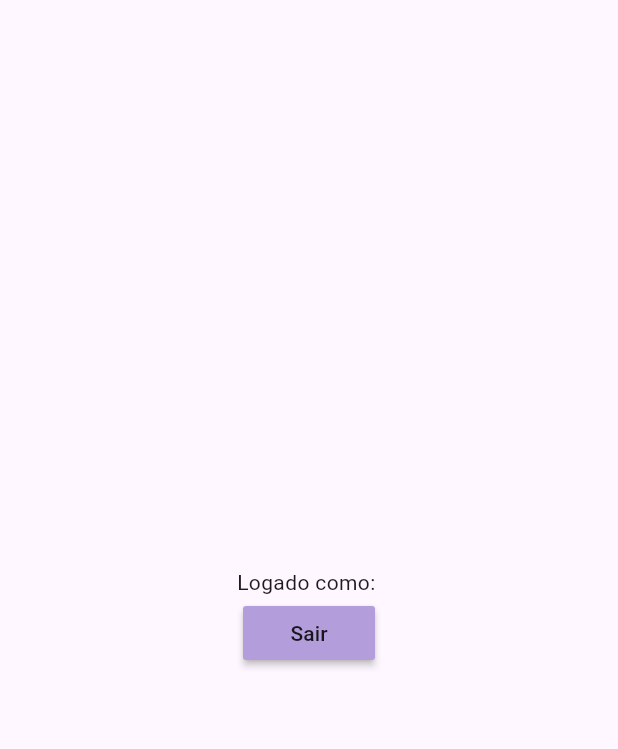
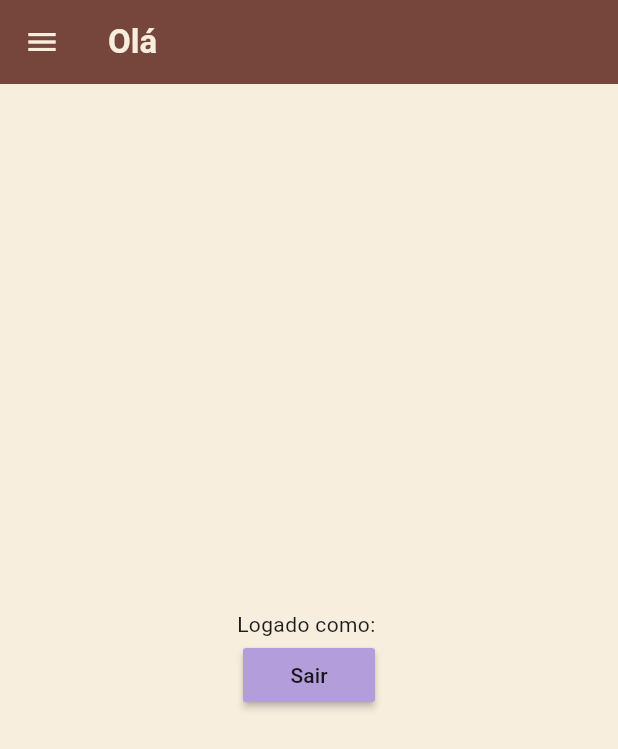
Before and after one commit to Alfredo-Paes/my_plant_flutter, a Flutter app: the screen it shows once a user with an empty profile is signed in, after a tap on "Sair", on a phone screen of 412 x 824 dp. Shown: the top 749 px of the screen. Run offline on Flutter 3.47's test engine with Material 3 defaults, Android fonts, the phone set to English and light mode, and no system bars; our stand-ins replace cloud_firestore, firebase_auth, firebase_core; accounts and stored records are empty; network calls fail.

Commit message:
SideBar implemented and register plant too

```diff
--- a/lib/auth/auth_page_my_plant.dart
+++ b/lib/auth/auth_page_my_plant.dart
@@ -1,6 +1,6 @@
 import 'package:flutter/material.dart';
 import 'package:my_plant_flutter/pages/login_page_my_plant.dart';
-import 'package:my_plant_flutter/pages/register_page_my_plant.dart';
+import 'package:my_plant_flutter/pages/register_user_page_my_plant.dart';
 
 class AuthPageMyPlant extends StatefulWidget {
   const AuthPageMyPlant({super.key});
@@ -24,7 +24,7 @@ class _AuthPageMyPlantState extends State<AuthPageMyPlant> {
     if (showLoginPage) {
       return LoginPageMyPlant(showRegisterPage: toggleScreens);
     } else {
-      return RegisterPageMyPlant(showLoginPage: toggleScreens);
+      return RegisterUserPageMyPlant(showLoginPage: toggleScreens);
     }
   }
 }
--- /dev/null
+++ b/lib/components/side_bar_my_plant.dart
@@ -0,0 +1,67 @@
+// ignore_for_file: unnecessary_const
+
+import 'package:firebase_auth/firebase_auth.dart';
+import 'package:flutter/material.dart';
+import 'package:my_plant_flutter/components/side_bar_options_my_plant.dart';
+import 'package:my_plant_flutter/pages/login_page_my_plant.dart';
+import 'package:my_plant_flutter/pages/register_plant_page_my_plant.dart';
+
+class SideBarMyPlant extends StatelessWidget {
+  final VoidCallback onSignOut; // Tipo de função que aceita callbacks sem parâmetros
+
+  const SideBarMyPlant({Key? key, required this.onSignOut}) : super(key: key);
+
+  @override
+  Widget build(BuildContext context) {
+    return Drawer(
+      backgroundColor: const Color(0xFF1E6F5C),
+      child: Column(
+        children: [
+          const DrawerHeader(
+            child: Center(
+              child: SizedBox(
+                width: 110,
+                height: 110,
+                child: Image(
+                  image: AssetImage('images/my_plant_logo02.png'),
+                ),
+              ),
+            ),
+          ),
+          SideBarOptionsMyPlant(
+            text: 'Cadastrar Planta',
+            icon: Icons.app_registration,
+            onTap: () {
+              _navigateToRegisterPlantPage(context);
+            },
+          ),
+          SideBarOptionsMyPlant(
+            text: 'Minhas Plantas',
+            icon: Icons.grass_outlined,
+            onTap: () {
+              print('Minhas Plantas');
+            },
+          ),
+          SideBarOptionsMyPlant(
+            text: 'Sair',
+            icon: Icons.logout,
+            onTap: onSignOut, // Chama a função de logout fornecida como propriedade
+          ),
+        ]
+      ),
+    );
+  }
+
+  void toggleScreens() {
+    const loginPage = true;
+  }
+
+  void _navigateToRegisterPlantPage(BuildContext context) {
+    Navigator.of(context).push(MaterialPageRoute(builder: (context) => RegisterPlantPageMyPlant()));
+  }
+
+  /*void _navigateToLoginPage(BuildContext context) {
+    FirebaseAuth.instance.signOut();
+    Navigator.of(context).pushAndRemoveUntil(MaterialPageRoute(builder: (context) => LoginPageMyPlant(showRegisterPage: () { toggleScreens; },)),(route) => false);
+  }*/
+}
--- /dev/null
+++ b/lib/components/side_bar_options_my_plant.dart
@@ -0,0 +1,30 @@
+import 'package:flutter/material.dart';
+
+class SideBarOptionsMyPlant extends StatelessWidget {
+  final String text;
+  final IconData icon;
+  final void Function()? onTap;
+
+  const SideBarOptionsMyPlant({
+    super.key,
+    required this.text,
+    required this.icon,
+    required this.onTap
+  });
+
+  @override
+  Widget build(BuildContext context) {
+    return ListTile(
+      leading: Icon(
+        icon,
+        color: Colors.white,
+      ),
+      title: Text(text,
+      style: const TextStyle(
+        color: Colors.white,
+        fontWeight: FontWeight.bold,
+      )),
+      onTap: onTap,
+    );
+  }
+}
--- a/lib/main.dart
+++ b/lib/main.dart
@@ -28,6 +28,9 @@ class MyApp extends StatelessWidget {
     return const MaterialApp(
       debugShowCheckedModeBanner: false,
       home: MainPageMyPlant(),
+      routes: {
+
+      },
     );
   }
 }
--- a/lib/pages/home_page_my_pant.dart
+++ b/lib/pages/home_page_my_pant.dart
@@ -1,5 +1,6 @@
 import 'package:firebase_auth/firebase_auth.dart';
 import 'package:flutter/material.dart';
+import 'package:my_plant_flutter/components/side_bar_my_plant.dart';
 
 class HomePageMyPlant extends StatefulWidget {
   const HomePageMyPlant({super.key});
@@ -14,6 +15,24 @@ class _HomePageMyPlantState extends State<HomePageMyPlant> {
   @override
   Widget build(BuildContext context) {
     return Scaffold(
+      backgroundColor: const Color(0xFFF7EEDD),
+      appBar: AppBar(
+        backgroundColor: const Color(0xFF76453B),
+        elevation: 0,
+        foregroundColor: const Color(0xFFF7EEDD),
+        title: Text("Olá ${user?.email}",
+        style: const TextStyle(
+          //fontSize: 40.00,
+          //fontFamily: 'Bebas Neue',
+          color: Color(0xFFF7EEDD),
+          fontWeight: FontWeight.bold,
+        )),
+      ),
+      drawer: SideBarMyPlant(
+        onSignOut: () {
+          FirebaseAuth.instance.signOut();
+        },
+      ),
       body: Center(
         child: Column(
           mainAxisAlignment: MainAxisAlignment.center,
--- /dev/null
+++ b/lib/pages/register_user_page_my_plant.dart
@@ -0,0 +1,257 @@
+import 'package:cloud_firestore/cloud_firestore.dart';
+import 'package:firebase_auth/firebase_auth.dart';
+import 'package:flutter/material.dart';
+
+class RegisterUserPageMyPlant extends StatefulWidget {
+
+  final VoidCallback showLoginPage;
+
+  const RegisterUserPageMyPlant({
+    Key? key,
+    required this.showLoginPage,
+  }): super(key: key);
+
+  @override
+  State<RegisterUserPageMyPlant> createState() => _RegisterUserPageMyPlantState();
+}
+
+class _RegisterUserPageMyPlantState extends State<RegisterUserPageMyPlant> {
+  //controllers
+  final _emailcontroller = TextEditingController();
+  final _passwordController = TextEditingController();
+  final _confirmPasswordController = TextEditingController();
+  final _firstNameController = TextEditingController();
+  final _lastNameController = TextEditingController();
+
+  @override
+  void dispose() {
+    _emailcontroller.dispose();
+    _passwordController.dispose();
+    _confirmPasswordController.dispose();
+    _firstNameController.dispose();
+    _lastNameController.dispose();
+    super.dispose();
+  }
+
+  Future signUp() async {
+    if (passwordIsConfirmed()) {
+      // Criação de usuário
+      await FirebaseAuth.instance.createUserWithEmailAndPassword(
+        email: _emailcontroller.text.trim(),
+        password: _passwordController.text.trim(),
+      );
+      //Adicionar detalhes do usuário
+      addUserDetails(
+        _firstNameController.text.trim(),
+        _lastNameController.text.trim(),
+        _emailcontroller.text.trim()
+      );
+    }
+  }
+
+  Future addUserDetails(String firstName, String lastName, String email) async {
+    await FirebaseFirestore.instance.collection('users').add({
+      'firstName': firstName,
+      'lastName': lastName,
+      'email': email,
+    }).then((DocumentReference doc) => print('DocumentSnapshot added with ID: ${doc.id}'));
+  }
+
+  bool passwordIsConfirmed() {
+    //Validação para confirmação de senha
+    if (_passwordController.text.trim() == _confirmPasswordController.text.trim()) {
+      return true;
+    } else {
+      return false;
+    }
+  }
+
+  @override
+  Widget build(BuildContext context) {
+    return Scaffold(
+      backgroundColor: const Color(0xFFF7EEDD),
+      body: SafeArea(
+        child: Center(
+          child: SingleChildScrollView(
+            child:
+              Column(mainAxisAlignment: MainAxisAlignment.start, children: [
+              const SizedBox(
+                width: 150,
+                height: 150,
+                child: Image(
+                  image: AssetImage('images/my_plant_seed01.png'),
+                ),
+              ),
+              const SizedBox(height: 10),
+              const Text(
+                'Cadastro',
+                style: TextStyle(
+                  fontSize: 40.00,
+                  fontFamily: 'Bebas Neue',
+                  color: Color(0xFF76453B),
+                  fontWeight: FontWeight.bold,
+                ),
+              ),
+              const SizedBox(height: 10),
+
+              //First Name
+              Padding(
+                padding: const EdgeInsets.symmetric(horizontal: 25.0),
+                child: TextField(
+                  controller: _firstNameController,
+                  decoration: InputDecoration(
+                    enabledBorder: OutlineInputBorder(
+                      borderSide: const BorderSide(color: Colors.white),
+                      borderRadius: BorderRadius.circular(12),
+                    ),
+                    focusedBorder: OutlineInputBorder(
+                      borderSide: const BorderSide(color:Color(0xFF76453B)),
+                      borderRadius: BorderRadius.circular(12)
+                    ),
+                    hintText: 'Nome',
+                    fillColor: Colors.grey[200],
+                    filled: true
+                  ),
+                )
+              ),
+              const SizedBox(height: 10),
+
+              //Last Name
+              Padding(
+                padding: const EdgeInsets.symmetric(horizontal: 25.0),
+                child: TextField(
+                  controller: _lastNameController,
+                  decoration: InputDecoration(
+                    enabledBorder: OutlineInputBorder(
+                      borderSide: const BorderSide(color: Colors.white),
+                      borderRadius: BorderRadius.circular(12),
+                    ),
+                    focusedBorder: OutlineInputBorder(
+                      borderSide: const BorderSide(color:Color(0xFF76453B)),
+                      borderRadius: BorderRadius.circular(12)
+                    ),
+                    hintText: 'Sobrenome',
+                    fillColor: Colors.grey[200],
+                    filled: true
+                  ),
+                )
+              ),
+              const SizedBox(height: 10),
+
+              //Email
+              Padding(
+                padding: const EdgeInsets.symmetric(horizontal: 25.0),
+                child: TextField(
+                  controller: _emailcontroller,
+                  decoration: InputDecoration(
+                    enabledBorder: OutlineInputBorder(
+                      borderSide: const BorderSide(color: Colors.white),
+                      borderRadius: BorderRadius.circular(12),
+                    ),
+                    focusedBorder: OutlineInputBorder(
+                      borderSide: const BorderSide(color:Color(0xFF76453B)),
+                      borderRadius: BorderRadius.circular(12)
+                    ),
+                    hintText: 'Email',
+                    fillColor: Colors.grey[200],
+                    filled: true
+                  ),
+                )
+              ),
+              const SizedBox(height: 10),
+
+              //Password
+              Padding(
+                padding: const EdgeInsets.symmetric(horizontal: 25.0),
+                child: TextField(
+                  controller: _passwordController,
+                  obscureText: true,
+                  decoration: InputDecoration(
+                    enabledBorder: OutlineInputBorder(
+                      borderSide: const BorderSide(color: Colors.white),
+                      borderRadius: BorderRadius.circular(12),
+                    ),
+                    focusedBorder: OutlineInputBorder(
+                      borderSide: const BorderSide(color: Color(0xFF76453B)),
+                      borderRadius: BorderRadius.circular(12)
+                    ),
+                    hintText: 'Senha',
+                    fillColor: Colors.grey[200],
+                    filled: true
+                  ),
+                )
+              ),
+              const SizedBox(height: 10),
+
+              Padding(
+                padding: const EdgeInsets.symmetric(horizontal: 25.0),
+                child: TextField(
+                  controller: _confirmPasswordController,
+                  obscureText: true,
+                  decoration: InputDecoration(
+                    enabledBorder: OutlineInputBorder(
+                      borderSide: const BorderSide(color: Colors.white),
+                      borderRadius: BorderRadius.circular(12),
+                    ),
+                    focusedBorder: OutlineInputBorder(
+                      borderSide: const BorderSide(color: Color(0xFF76453B)),
+                      borderRadius: BorderRadius.circular(12)
+                    ),
+                    hintText: 'Confirmar senha',
+                    fillColor: Colors.grey[200],
+                    filled: true
+                  ),
+                )
+              ),
+              const SizedBox(height: 10),
+
+              Padding(
+                padding: const EdgeInsets.symmetric(horizontal: 25.0),
+                child: GestureDetector(
+                  onTap: signUp,
+
+                  child: Container(
+                    padding: const EdgeInsets.all(20),
+                    decoration: BoxDecoration(
+                        color: Color(0xFF1E6F5C),
+                        borderRadius: BorderRadius.circular(12)),
+                    child: const Center(
+                      child: Text(
+                        'Cadastrar',
+                        style: TextStyle(
+                          color: Colors.white,
+                          fontWeight: FontWeight.bold,
+                          fontSize: 18,
+                        ),
+                      ),
+                    ),
+                  ),
+                ),
+              ),
+              const SizedBox(height: 10),
+
+              Row(
+                mainAxisAlignment: MainAxisAlignment.center,
+                children: [
+                  const Text('Já tenho cadastro!',
+                    style: TextStyle(
+                      fontWeight: FontWeight.bold
+                    )
+                  ),
+                  GestureDetector(
+                    onTap: widget.showLoginPage,
+                    child: const Text(
+                      ' Entrar',
+                      style: TextStyle(
+                        color: Color(0xFF008DDA), fontWeight: FontWeight.bold),
+                    ),
+                  )
+                ],
+              )
+            ]
+          ),
+        ),
+      )
+    ));
+  }
+}
```
Also changed, not shown: lib/pages/forgot_password_page_my_plant.dart (+1 -23 lines), lib/pages/register_plant_page_my_plant.dart (renamed from lib/pages/register_page_my_plant.dart, +54 -104 lines).
